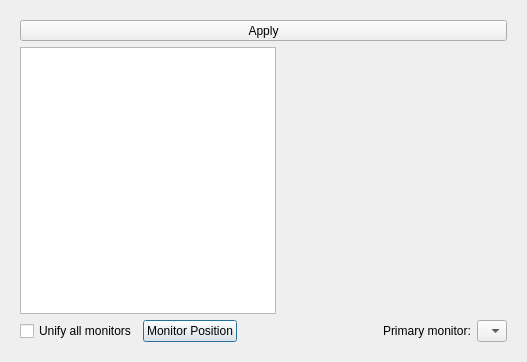
Above: lxqt-config-monitor/mainwindow.ui from lxqt/lxqt-config before the change. Below: the same form after it.
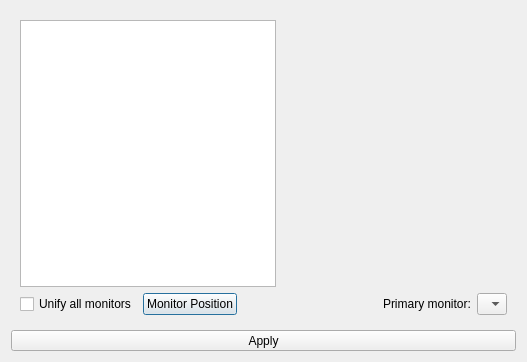
That is the form after the change. Icons and pictures are not drawn.

Commit message: The last xrandr backend commit. Save settings added. Framebuffer screen size fixed.

```diff
--- a/lxqt-config-monitor/mainwindow.ui
+++ b/lxqt-config-monitor/mainwindow.ui
@@ -22,22 +22,6 @@
    <item>
     <widget class="QWidget" name="widget" native="true">
      <layout class="QVBoxLayout" name="verticalLayout_2">
-      <item>
-       <widget class="QToolButton" name="apply">
-        <property name="sizePolicy">
-         <sizepolicy hsizetype="Expanding" vsizetype="Fixed">
-          <horstretch>0</horstretch>
-          <verstretch>0</verstretch>
-         </sizepolicy>
-        </property>
-        <property name="text">
-         <string>Apply</string>
-        </property>
-        <property name="toolButtonStyle">
-         <enum>Qt::ToolButtonTextBesideIcon</enum>
-        </property>
-       </widget>
-      </item>
       <item>
        <layout class="QHBoxLayout" name="horizontalLayout_2" stretch="0,1">
         <item>
@@ -115,6 +99,22 @@
      </layout>
     </widget>
    </item>
+   <item>
+    <widget class="QToolButton" name="apply">
+     <property name="sizePolicy">
+      <sizepolicy hsizetype="Expanding" vsizetype="Fixed">
+       <horstretch>0</horstretch>
+       <verstretch>0</verstretch>
+      </sizepolicy>
+     </property>
+     <property name="text">
+      <string>Apply</string>
+     </property>
+     <property name="toolButtonStyle">
+      <enum>Qt::ToolButtonTextBesideIcon</enum>
+     </property>
+    </widget>
+   </item>
   </layout>
  </widget>
  <resources/>
```
The commit also changes 5 other files.
